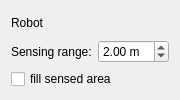
Old version of the form robotwidget.ui in the repository ruffsl/discoverage.
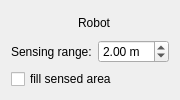
New version of the form.

Commit message: finally connect robot gui with RobotManager

Patch:
```diff
--- a/robotwidget.ui
+++ b/robotwidget.ui
@@ -13,6 +13,13 @@
   <layout class="QVBoxLayout" name="verticalLayout">
    <item>
     <layout class="QHBoxLayout" name="horizontalLayout_2">
+     <item>
+      <widget class="QLabel" name="lblPixmap">
+       <property name="text">
+        <string/>
+       </property>
+      </widget>
+     </item>
      <item>
       <widget class="QLabel" name="lblRobot">
        <property name="text">
```
The commit also changes 2 other files.
